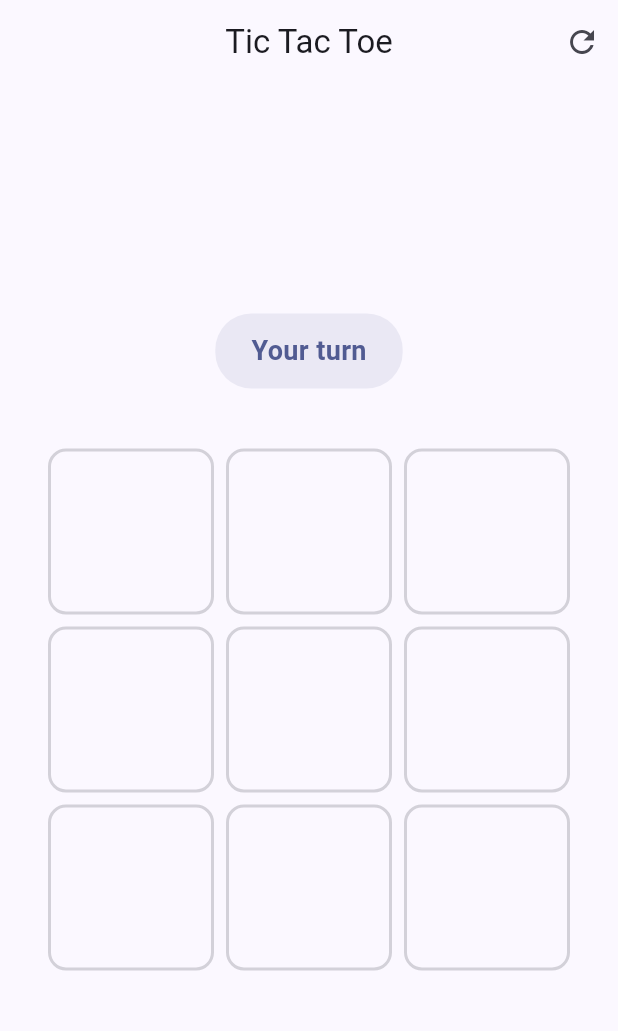
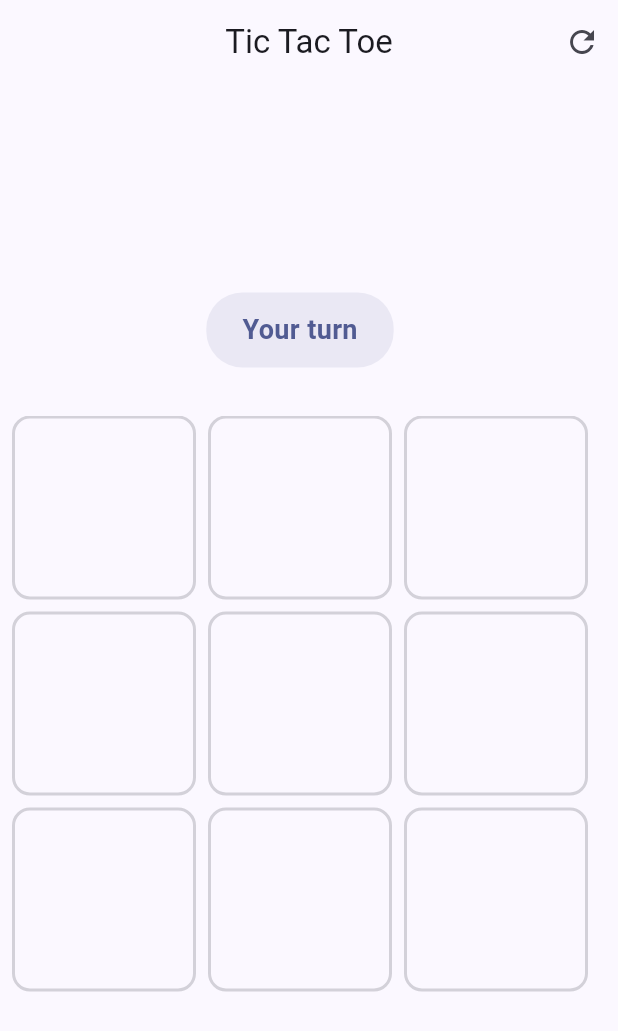
Before and after one commit to tajaouart/tic_tac_toe, a Flutter app: the screen it shows after launch, on a phone screen of 412 x 824 dp. Shown: the top 1031 px of the screen. Run offline on Flutter 3.47's test engine with Material 3 defaults, Android fonts, the phone set to English and light mode, and no system bars; our stand-ins replace equatable, flutter_bloc, get_it.

Commit message:
Fix responsive layout for web and smaller screens

```diff
--- a/lib/presentation/pages/game_page.dart
+++ b/lib/presentation/pages/game_page.dart
@@ -48,16 +48,23 @@ class _GamePageContent extends StatelessWidget {
             final gameState = state.gameState;
             final isGameOver = gameState.isGameOver;
 
+            return LayoutBuilder(
+              builder: (context, constraints) {
+                final maxBoardSize = constraints.maxHeight * 0.55;
+                final boardSize = maxBoardSize.clamp(200.0, 400.0);
+
                 return Column(
+                  mainAxisAlignment: MainAxisAlignment.center,
                   children: [
                     const Spacer(),
                     GameStatusBar(
                       status: gameState.status,
                       isAiThinking: state.isAiThinking,
                     ),
-                const SizedBox(height: 32),
-                Padding(
-                  padding: const EdgeInsets.symmetric(horizontal: 24),
+                    const SizedBox(height: 24),
+                    SizedBox(
+                      width: boardSize,
+                      height: boardSize,
                       child: GameBoard(
                         board: gameState.board,
                         winningLine: gameState.winningLine,
@@ -70,7 +77,7 @@ class _GamePageContent extends StatelessWidget {
                     const Spacer(),
                     if (isGameOver)
                       Padding(
-                    padding: const EdgeInsets.only(bottom: 32),
+                        padding: const EdgeInsets.only(bottom: 16),
                         child: FilledButton.icon(
                           onPressed: () {
                             context.read<GameBloc>().add(const GameReset());
@@ -83,6 +90,8 @@ class _GamePageContent extends StatelessWidget {
                   ],
                 );
               },
+            );
+          },
         ),
       ),
     );
```
Lines whose indentation alone changed are shown as unchanged.
